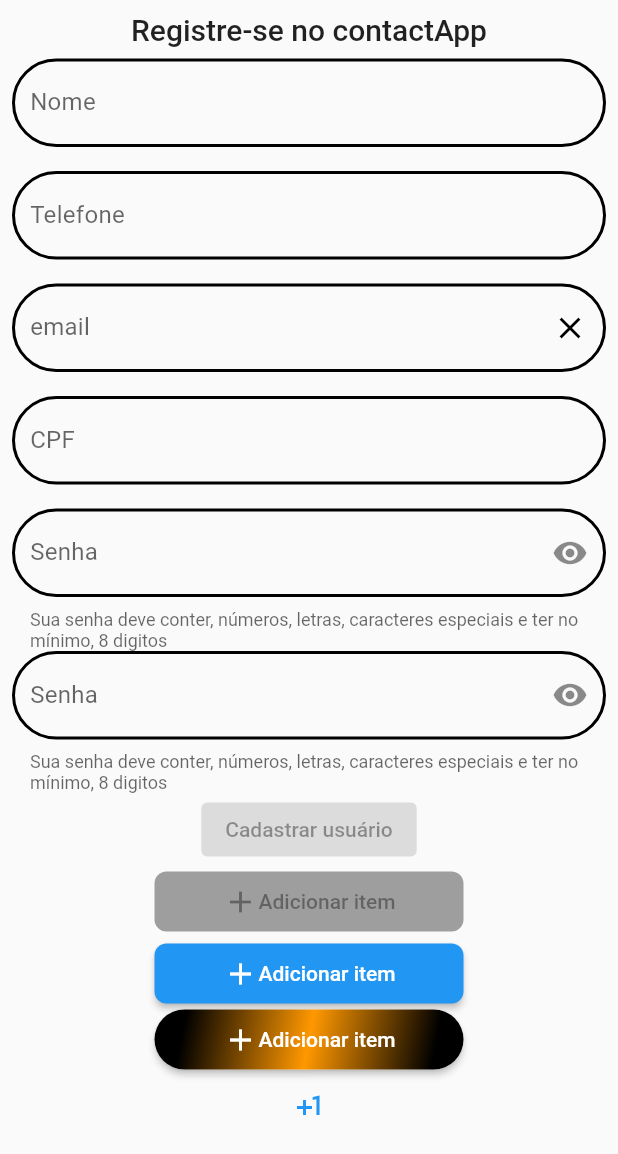
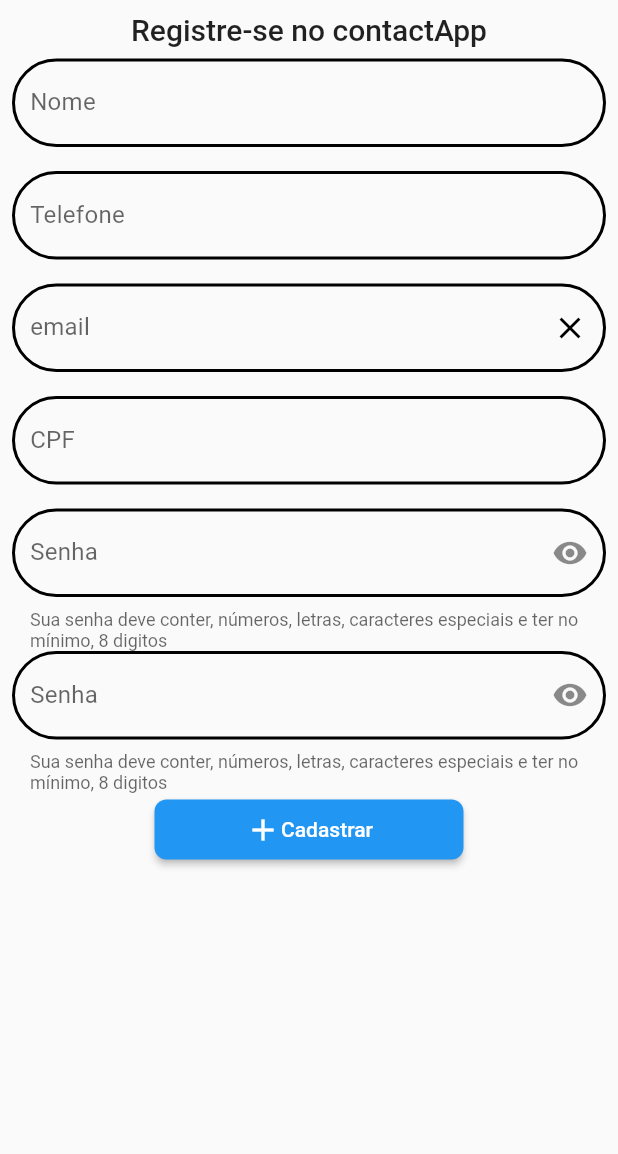
Before and after one commit to proz-tecnologia/t2App01, a Flutter app: the screen it shows after launch, on a phone screen of 412 x 824 dp. Shown: the top 1154 px of the screen. Run offline on Flutter 3.47's test engine with Material 2 defaults, Android fonts, the phone set to English and light mode, and no system bars; our stand-ins replace mask_text_input_formatter; missing offline and left inert: cpf_cnpj_validator.

```diff
--- a/lib/pages/create_account/create_account_page.dart
+++ b/lib/pages/create_account/create_account_page.dart
@@ -1,6 +1,7 @@
 import 'dart:developer';
 
 import 'package:flutter/material.dart';
+import 'package:flutter_app/pages/home/widgets/confirm_create_account_dialog.dart';
 
 import '../../helpers/utils/input_masks.dart';
 import '../../helpers/utils/validators.dart';
@@ -130,71 +131,24 @@ class _CreateAccountState extends State<CreateAccount> {
                     confirmPassword: _passwordController.text,
                   ),
 
-                  ElevatedButton(
-                    onPressed: _formKey.currentState != null &&
-                            _formKey.currentState!.validate()
-                        ? () {
-                            FocusScope.of(context).unfocus();
-                            log(_nameController.value.text);
-                            log(_phoneController.value.text);
-                            log(_mailController.value.text);
-                            log(_cpfController.value.text);
-                            log(_passwordController.value.text);
-                            _nameController.clear();
-                            _phoneController.clear();
-                            _mailController.clear();
-                            _cpfController.clear();
-                            _passwordController.clear();
-                          }
-                        : null,
-                    child: const Text(
-                      'Cadastrar usuário',
-                    ),
+                  CustomElevatedButton(
+                    onPressed: () {
+                      if (_formKey.currentState != null &&
+                          _formKey.currentState!.validate()) {
+                        showDialog(
+                          context: context,
+                          useSafeArea: true,
+                          barrierDismissible: false,
+                          builder: (_) => ConfirmCreateAccountDialog(
+                            name: _nameController.text,
+                            phone: _phoneController.text,
+                            mail: _mailController.text,
+                            cpf: _cpfController.text,
+                          ),
+                        );
+                      }
+                    },
                   ),
-
-                  CustomElevatedButton(
-                    onPressed: _formKey.currentState != null &&
-                            _formKey.currentState!.validate()
-                        ? () {
-                            FocusScope.of(context).unfocus();
-                            log(_nameController.value.text);
-                            log(_phoneController.value.text);
-                            log(_mailController.value.text);
-                            log(_cpfController.value.text);
-                            log(_passwordController.value.text);
-                          }
-                        : null,
-                  ),
-                  CustomElevatedButton(
-                    // onPressed: () => controller.addItem(),
-                    onPressed: () {},
-                  ),
-
-                  GestureDetector(
-                    child: const MaterialChildComponent(),
-                    onTap: () {},
-                    onDoubleTap: () {},
-                    onLongPress: () {},
-                  ),
-                  // InkWell(
-                  //   onTap: () {},
-                  //   borderRadius: BorderRadius.circular(32.0),
-                  //   highlightColor: Colors.orange,
-                  //   splashColor: Colors.orange,
-                  //   child: MaterialChildComponent(),
-                  // ),
-
-                  IconButton(
-                    onPressed: () {},
-                    icon: const Icon(Icons.plus_one_outlined),
-                    color: Colors.blue,
-                    hoverColor: Colors.amber,
-                    highlightColor: Colors.orange,
-                  ),
-
-                  /// Confirmação de senha
-                  /// Aceite de termos de uso
-                  /// Botão
                 ],
               ),
             ),
@@ -204,52 +158,3 @@ class _CreateAccountState extends State<CreateAccount> {
     );
   }
 }
-
-class MaterialChildComponent extends StatelessWidget {
-  const MaterialChildComponent({
-    Key? key,
-  }) : super(key: key);
-
-  @override
-  Widget build(BuildContext context) {
-    return Material(
-      borderRadius: BorderRadius.circular(32.0),
-      elevation: 2.0,
-      child: Container(
-        width: MediaQuery.of(context).size.width * 0.5,
-        height: 40.0,
-        decoration: BoxDecoration(
-          // color: Theme.of(context).primaryColor,
-          borderRadius: BorderRadius.circular(32.0),
-          gradient: const LinearGradient(
-            colors: [
-              Colors.black,
-              Colors.orange,
-              Colors.black,
-            ],
-            tileMode: TileMode.clamp,
-            begin: Alignment.topLeft,
-            end: Alignment.bottomRight,
-            stops: [0.1, 0.5, 0.9],
-          ),
-        ),
-        child: Row(
-          mainAxisAlignment: MainAxisAlignment.center,
-          mainAxisSize: MainAxisSize.min,
-          children: [
-            const Icon(
-              Icons.add,
-              color: Colors.white,
-            ),
-            Text(
-              'Adicionar item',
-              style: Theme.of(context).textTheme.button!.copyWith(
-                    color: Colors.white,
-                  ),
-            ),
-          ],
-        ),
-      ),
-    );
-  }
-}
--- a/lib/pages/home/widgets/custom_elevated_button.dart
+++ b/lib/pages/home/widgets/custom_elevated_button.dart
@@ -4,9 +4,11 @@ class CustomElevatedButton extends StatelessWidget {
   const CustomElevatedButton({
     Key? key,
     this.onPressed,
+    this.width,
   }) : super(key: key);
 
   final VoidCallback? onPressed;
+  final double? width;
   @override
   Widget build(BuildContext context) {
     return ElevatedButton(
@@ -32,12 +34,12 @@ class CustomElevatedButton extends StatelessWidget {
             }
             if (states.contains(MaterialState.disabled)) return Colors.grey;
             if (states.contains(MaterialState.pressed)) return Colors.black;
-            return null; // Defer to the widget's default.
+            return null;
           },
         ),
         fixedSize: MaterialStateProperty.all(
           Size(
-            MediaQuery.of(context).size.width * 0.5,
+            width ?? MediaQuery.of(context).size.width * 0.5,
             40,
           ),
         ),
@@ -52,7 +54,7 @@ class CustomElevatedButton extends StatelessWidget {
         mainAxisSize: MainAxisSize.min,
         children: const [
           Icon(Icons.add),
-          Text('Adicionar item'),
+          Text('Cadastrar'),
         ],
       ),
     );
```
Also changed, not shown: lib/pages/home/widgets/confirm_create_account_dialog.dart (added, +91 -0 lines).
